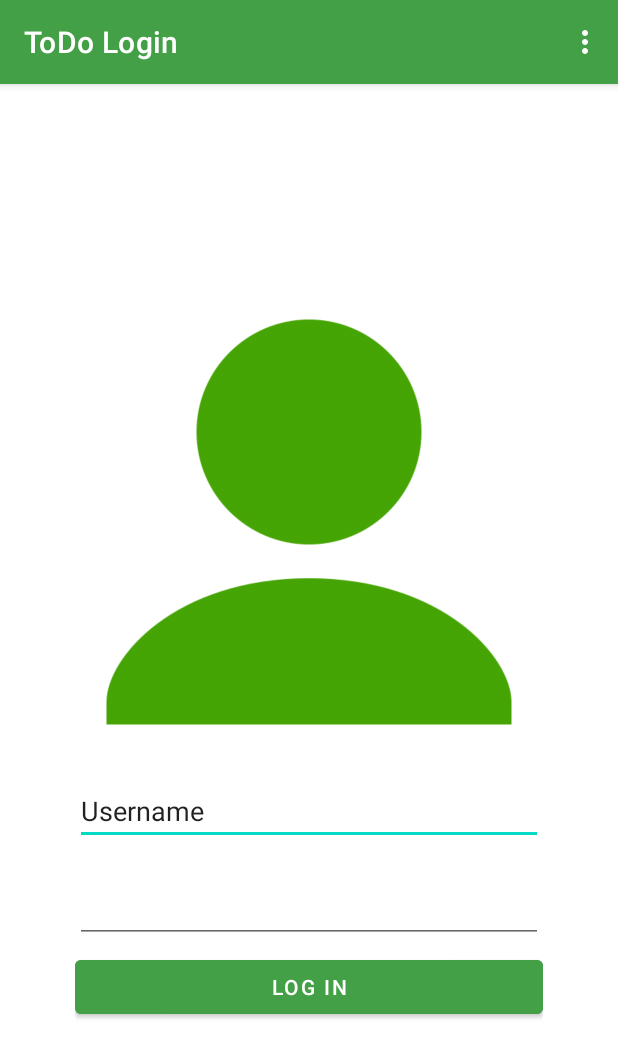
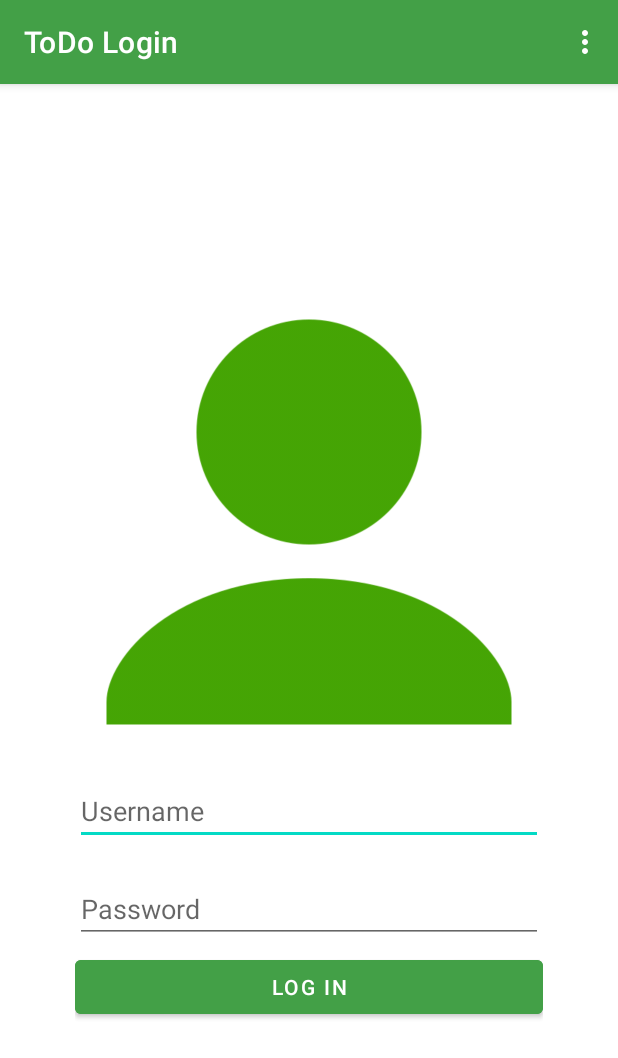
Before and after one commit to galabitbul8/ToDoApp, an Android app: the screen it shows after launch (LoginActivity), on a phone screen of 412 x 824 dp. Shown: the top 1058 px of the screen. Run offline under Robolectric (Android 15) with nearby library versions, the phone set to English and light mode, and no system bars.

Commit message:
added login

```diff
--- a/app/src/main/java/com/galab_rotemle/ex3/LoginActivity.java
+++ b/app/src/main/java/com/galab_rotemle/ex3/LoginActivity.java
@@ -3,45 +3,111 @@ package com.galab_rotemle.ex3;
 import androidx.appcompat.app.AlertDialog;
 import androidx.appcompat.app.AppCompatActivity;
 
+import android.content.Context;
 import android.content.DialogInterface;
 import android.content.Intent;
+import android.content.SharedPreferences;
 import android.content.pm.ActivityInfo;
+import android.database.Cursor;
+import android.database.sqlite.SQLiteDatabase;
 import android.os.Bundle;
+import android.util.Log;
 import android.view.Menu;
 import android.view.MenuItem;
 import android.view.View;
 import android.widget.Button;
 import android.widget.EditText;
+import android.widget.Toast;
 
 public class LoginActivity extends AppCompatActivity implements View.OnClickListener {
 
     private Button login;
     private EditText username;
+    private EditText password;
+    private SQLiteDatabase TodosDB = null;
+    public static final String MY_DB_NAME = "TodosDB";
+    private SharedPreferences.Editor editor;
 
     @Override
     protected void onCreate(Bundle savedInstanceState) {
         super.onCreate(savedInstanceState);
+        SharedPreferences sp = getSharedPreferences("MyPref", Context.MODE_PRIVATE);
+        editor = sp.edit();
+        boolean isLogged = sp.getBoolean("isLogged", false);
+
         setContentView(R.layout.activity_login);
         setRequestedOrientation(ActivityInfo.SCREEN_ORIENTATION_PORTRAIT);
-        setTitle(getString(R.string.titleLogin));
+        login = findViewById(R.id.login);
 
-        login = findViewById(R.id.login);
-        login.setOnClickListener(this);
-
-        username = findViewById(R.id.username);
-
+        if(!isLogged) {
+            login.setOnClickListener(this);
+            login.setEnabled((false));
+        }
+        createDB();
+        if(isLogged) {
+            Intent intent = new Intent(LoginActivity.this, ToDoListActivity.class);
+            intent.putExtra("username",sp.getString("username", ""));
+            startActivity(intent);
+        }
+        else {
+            setTitle(getString(R.string.titleLogin));
+            username = findViewById(R.id.username);
+            password = findViewById(R.id.password);
+        }
     }
 
 
     @Override
     public void onClick(View v) {
+        Log.d("myLog", "onClick: " + username.getText());
         // todo : if user and password currect
         if(login.getId() == v.getId()) {
+            // check if both fields aren't empty
+            if(username.getText().length() == 0 || password.getText().length() == 0) {
+                Toast.makeText(this, "Please provide username and password", Toast.LENGTH_SHORT).show();
+                return;
+            }
+            String getUserQuery = "SELECT name, password FROM users WHERE name = ? ";
+            Cursor cursor = TodosDB.rawQuery(getUserQuery, new String[] {username.getText().toString()});
+            if(cursor.moveToFirst()) {
+                if(!password.getText().toString().equals(cursor.getString(1))) {
+                    Toast.makeText(this, "Wrong password", Toast.LENGTH_SHORT).show();
+                    return;
+                }
+
+            }
+            else {
+                TodosDB.execSQL("INSERT INTO users(name, password) VALUES (?, ?)", new String[] {username.getText().toString(), password.getText().toString()});
+            }
+            editor.putBoolean("isLogged", true);
+            editor.putString("username", username.getText().toString());
+            editor.commit();
             Intent intent = new Intent(LoginActivity.this, ToDoListActivity.class);
             intent.putExtra("username",username.getText().toString());
             startActivity(intent);
         }
     }
+
+    public void createDB()
+    {
+        try
+        {
+            // Opens a current database or creates it
+            TodosDB = openOrCreateDatabase(MY_DB_NAME, MODE_PRIVATE, null);
+            String createUserTableQuery = "CREATE TABLE IF NOT EXISTS users (name VARCHAR primary key, password VARCHAR);";
+            String createTodosTableQuery = "CREATE TABLE IF NOT EXISTS todos (id integer primary key, username VARCHAR, title VARCHAR, description VARCHAR, datetime INTEGER );";
+
+            TodosDB.execSQL(createUserTableQuery);
+            TodosDB.execSQL(createTodosTableQuery);
+        }
+        catch (Exception e)
+        {
+            Log.d("debug", "Error Creating Database");
+        }
+        // Make login clickable after the database is loaded/created
+        login.setEnabled(true);
+    }
+
 
     public boolean onCreateOptionsMenu(Menu menu)
     {
--- a/app/src/main/res/layout/activity_login.xml
+++ b/app/src/main/res/layout/activity_login.xml
@@ -28,8 +28,9 @@
             android:layout_height="wrap_content"
             android:layout_marginBottom="20dp"
             android:ems="10"
+            android:hint="Username"
             android:inputType="textPersonName"
-            android:text="Username" />
+             />
 
         <EditText
             android:id="@+id/password"
@@ -37,6 +38,7 @@
             android:layout_height="wrap_content"
             android:layout_marginBottom="5dp"
             android:ems="10"
+            android:hint="Password"
             android:inputType="textPassword" />
 
         <Button
```
Also changed, not shown: app/src/main/java/com/galab_rotemle/ex3/ToDoListActivity.java (+10 -0 lines).
